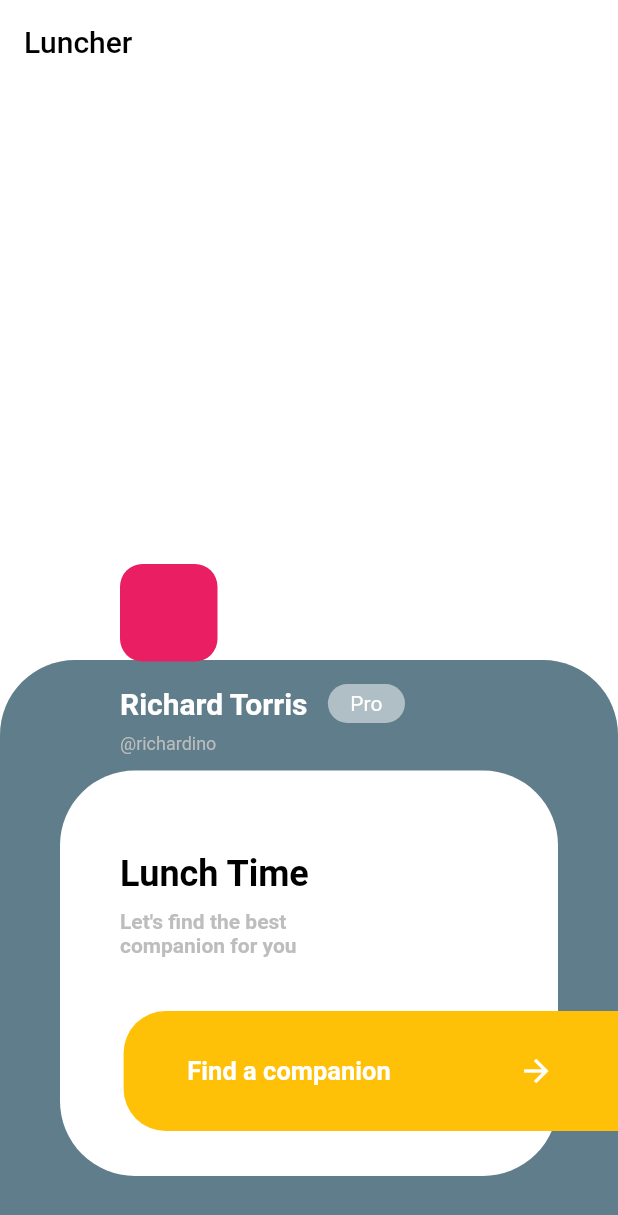
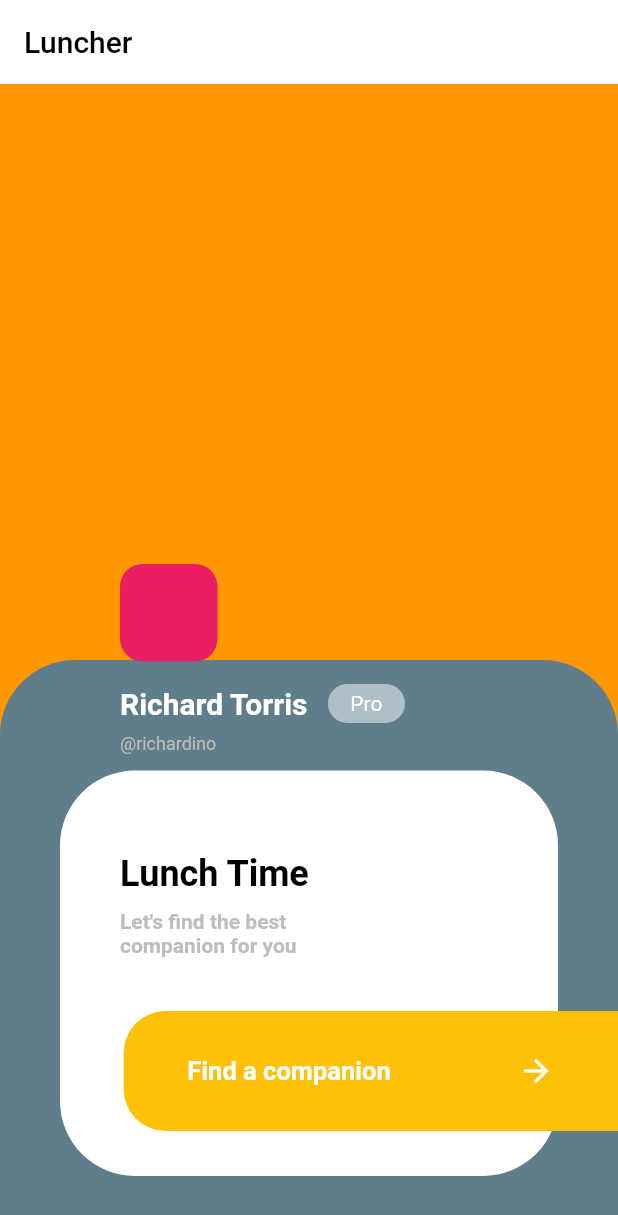
Before and after one commit to france00mf/challenge_flutter_1, a Flutter app: the screen it shows after launch, on a phone screen of 412 x 824 dp. Shown: the top 1215 px of the screen. Run offline on Flutter 3.47's test engine with Material 2 defaults, Android fonts, the phone set to English and light mode, and no system bars.

Commit message:
build: change background of home page to orange

```diff
--- a/lib/src/ui/home/home.dart
+++ b/lib/src/ui/home/home.dart
@@ -9,7 +9,7 @@ class _HomeState extends State<Home> {
   @override
   Widget build(BuildContext context) {
     return Scaffold(
-      backgroundColor: Colors.white,
+      backgroundColor: Colors.orange,
       appBar: AppBar(
         backgroundColor: Colors.white,
         elevation: 0,
@@ -23,12 +23,7 @@ class _HomeState extends State<Home> {
           Flex(
             direction: Axis.vertical,
             children: <Widget>[
-              Expanded(
-                flex: 50,
-                child: Column(
-                  children: <Widget>[Container()],
-                ),
-              ),
+              Expanded(flex: 50, child: Container()),
               Expanded(
                 flex: 50,
                 child: Container(
```
